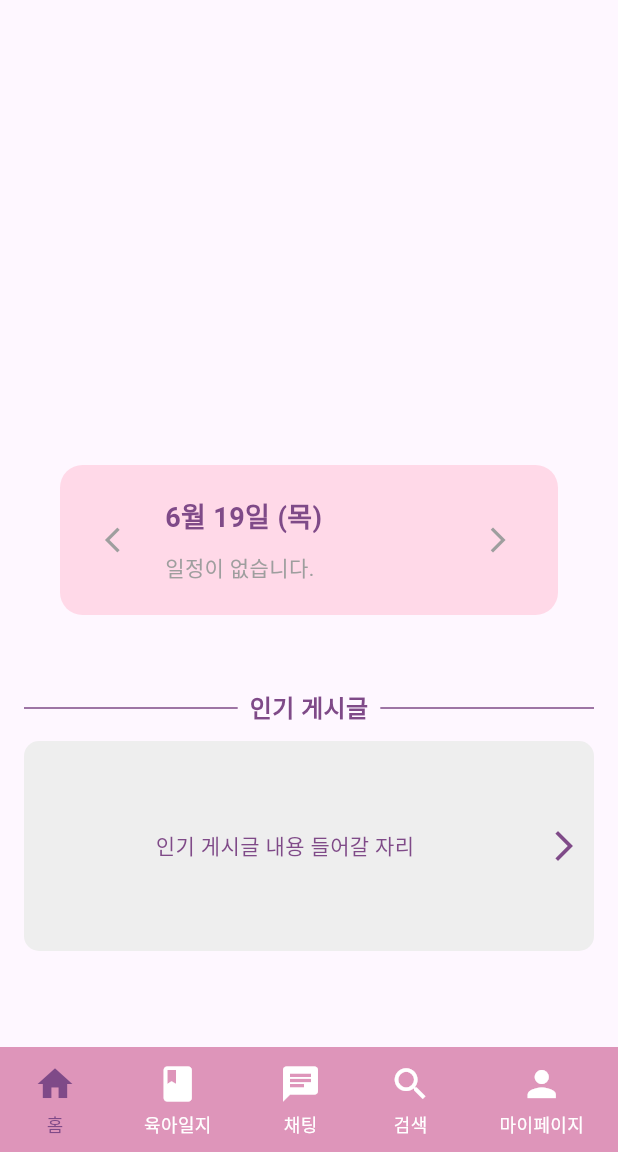
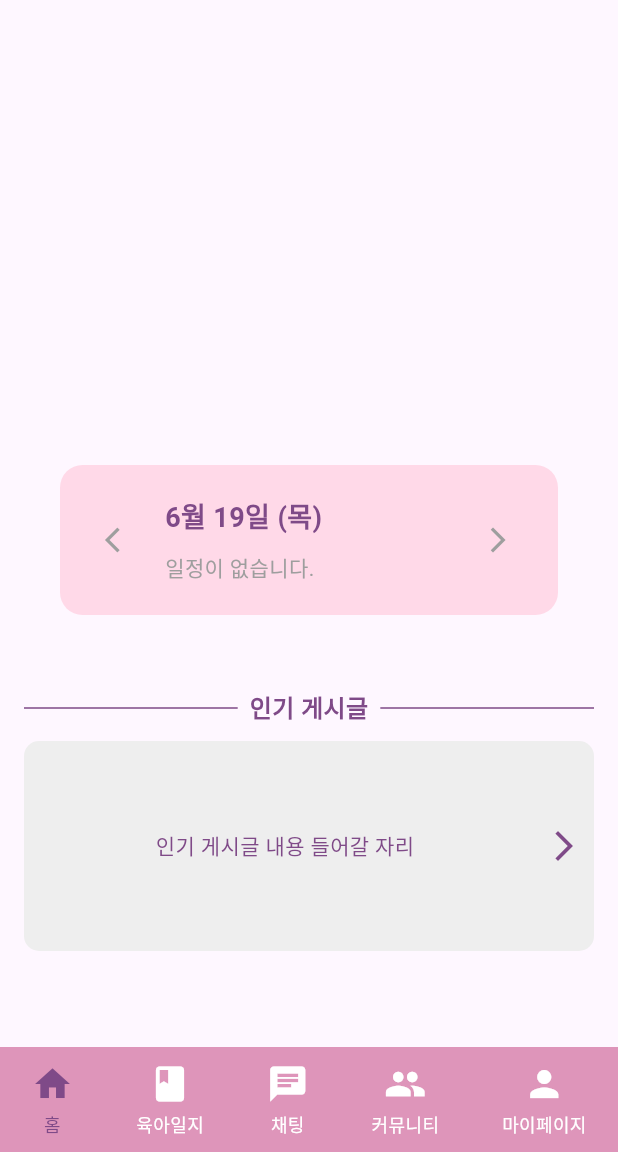
Before and after one commit to shiroHSG/Pium, a Flutter app: the MyHomePage screen opened by its route, on a phone screen of 412 x 824 dp, the part 84-1236 px from its top. Run offline on Flutter 3.47's test engine with Material 3 defaults, Android fonts, the phone set to English and light mode, and no system bars; our stand-ins replace image_picker, shared_preferences, webview_flutter; accounts and stored records are empty; network calls fail; Roboto replaces fonts that are missing (Jua).

Commit message:
update bottombar

```diff
--- a/backend_spring/src/main/frontend_flutter/lib/pages/home/home_page.dart
+++ b/backend_spring/src/main/frontend_flutter/lib/pages/home/home_page.dart
@@ -6,7 +6,6 @@ import 'package:frontend_flutter/models/child/child_api.dart';
 import 'package:frontend_flutter/models/calendar/calendar_api.dart';
 
 import 'package:frontend_flutter/pages/baby_record/baby_record_page.dart';
-import 'package:frontend_flutter/pages/search/people_search_page.dart';
 import 'package:frontend_flutter/pages/my_page/my_page.dart';
 import 'package:frontend_flutter/pages/sharing_page/sharing_page.dart';
 import 'package:frontend_flutter/pages/calendar_page/calendar_page.dart';
@@ -19,6 +18,7 @@ import 'package:frontend_flutter/widgets/custom_bottom_bar.dart';
 import 'package:frontend_flutter/widgets/custom_drawer.dart';
 
 import '../../screens/home/home_page_ui.dart';
+import '../community/community_page.dart';
 
 class MyHomePage extends StatefulWidget {
   final int initialIndex;
@@ -251,7 +251,7 @@ class _MyHomePageState extends State<MyHomePage> {
       case 2:
         return ChattingPage();
       case 3:
-        return const PeopleSearchPage();
+        return const CommunityPage();
       case 4:
         return const MyPage();
       case 5:
--- a/backend_spring/src/main/frontend_flutter/lib/widgets/custom_bottom_bar.dart
+++ b/backend_spring/src/main/frontend_flutter/lib/widgets/custom_bottom_bar.dart
@@ -22,7 +22,7 @@ class CustomBottomNavigationBar extends StatelessWidget {
           _buildNavItem(0, Icons.home, '홈'),
           _buildNavItem(1, Icons.book, '육아일지'),
           _buildNavItem(2, Icons.chat, '채팅'),
-          _buildNavItem(3, Icons.search, '검색'),
+          _buildNavItem(3, Icons.group, '커뮤니티'),
           _buildNavItem(4, Icons.person, '마이페이지'),
         ],
       ),
```
